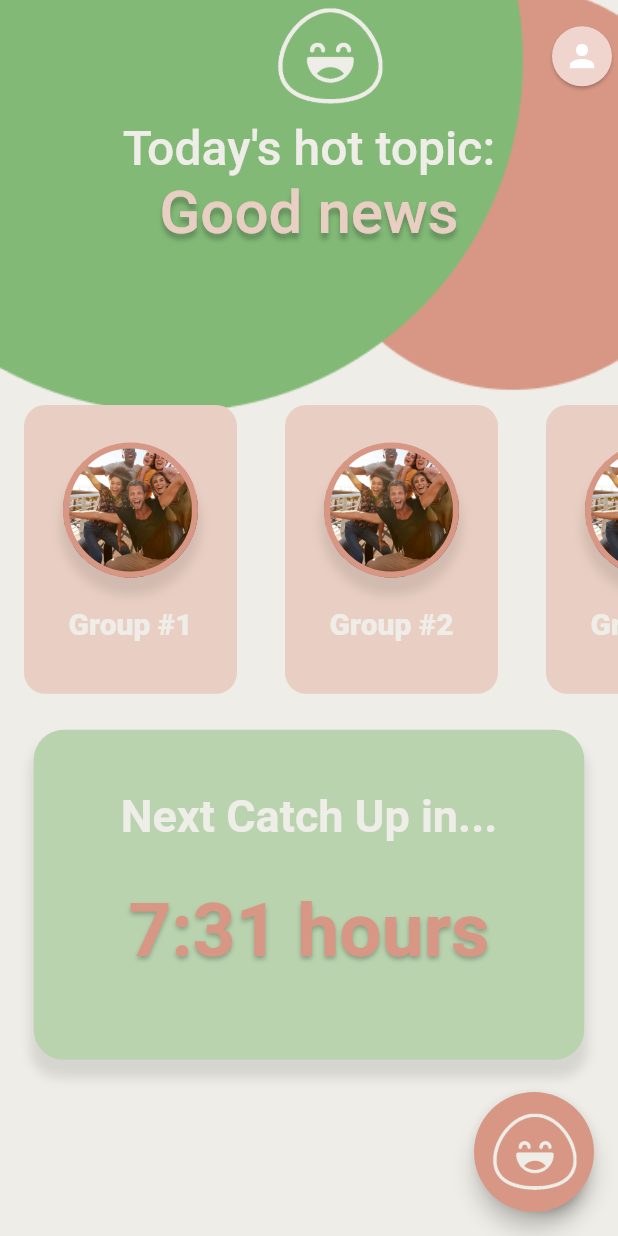
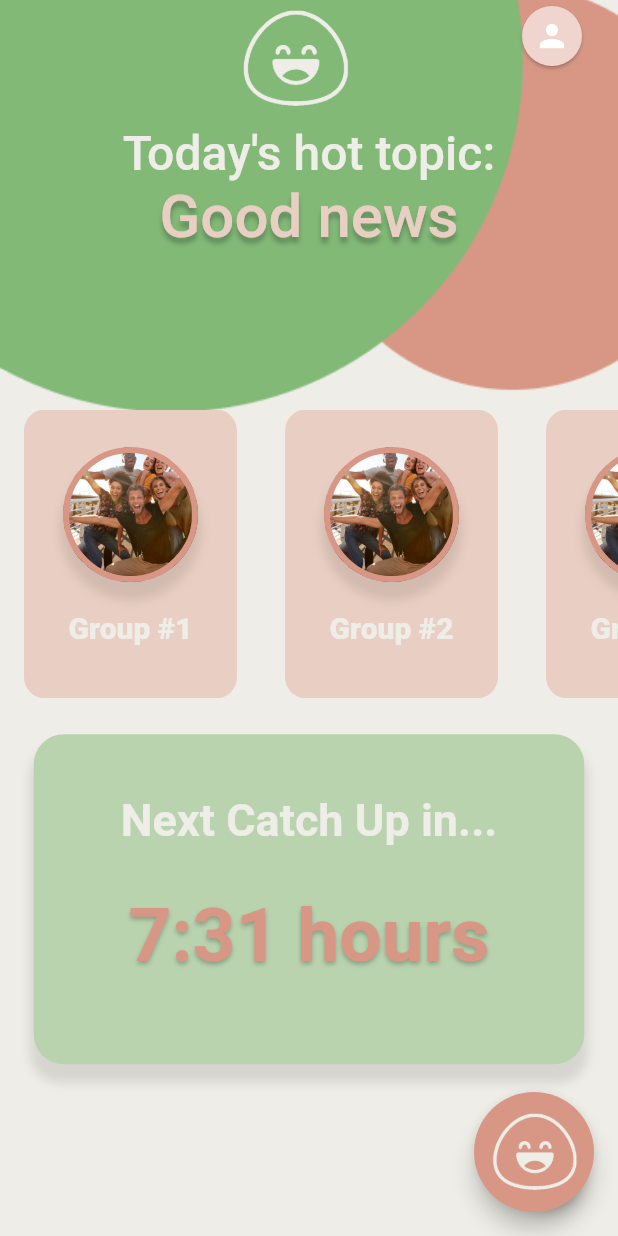
Before and after one commit to acm-projects/Catch-Up, a Flutter app: the screen it shows once a user with an empty profile is signed in, on a phone screen of 412 x 824 dp. Run offline on Flutter 3.47's test engine with Material 2 defaults, Android fonts, the phone set to English and light mode, and no system bars; our stand-ins replace animated_splash_screen, camera, cloud_firestore, firebase_auth, firebase_core, firebase_storage and 3 more; accounts and stored records are empty; Roboto replaces fonts that are missing (Cartis-Beautyful-serif, Poppins); project files that could hold a hidden picture were left out.

Commit message:
fixing some formatting and page routing

```diff
--- a/lib/screens/home.dart
+++ b/lib/screens/home.dart
@@ -276,11 +276,15 @@ class _HomeState extends State<Home> {
                       height: 75,
                       width: 75,
                     ),
-                    SizedBox(width: 107),
+                    SizedBox(width: 110),
+                    Column(
+                      children: [
+                        Row(
+                          children: [
                             FloatingActionButton.small(
                               onPressed: () {
-                        Navigator.of(context).push(
-                            MaterialPageRoute(builder: ((BuildContext context) {
+                                Navigator.of(context).push(MaterialPageRoute(
+                                    builder: ((BuildContext context) {
                                   return ProfilePage();
                                 })));
                               },
@@ -289,6 +293,14 @@ class _HomeState extends State<Home> {
                                 Icons.person,
                                 color: Colors.white,
                               ),
+                            ),
+                            SizedBox(
+                              width: 20,
+                            ),
+                          ],
+                        ),
+                        SizedBox(height: 30),
+                      ],
                     ),
                   ],
                 ),
--- a/lib/screens/main_profile.dart
+++ b/lib/screens/main_profile.dart
@@ -1,3 +1,4 @@
+import 'package:catch_up/screens/friends.dart';
 import 'package:catch_up/screens/join_group_page.dart';
 import 'package:catch_up/screens/login_options.dart';
 import 'package:catch_up/screens/profile.dart';
@@ -164,7 +165,7 @@ class ProfilePage extends StatelessWidget {
                         Navigator.of(context).push(
                           MaterialPageRoute(
                             builder: (BuildContext context) {
-                              return const EditProfilePage();
+                              return const FriendsPage();
                             },
                           ),
                         );
```
Also changed, not shown: 2 other files. Lines whose indentation alone changed are shown as unchanged.
